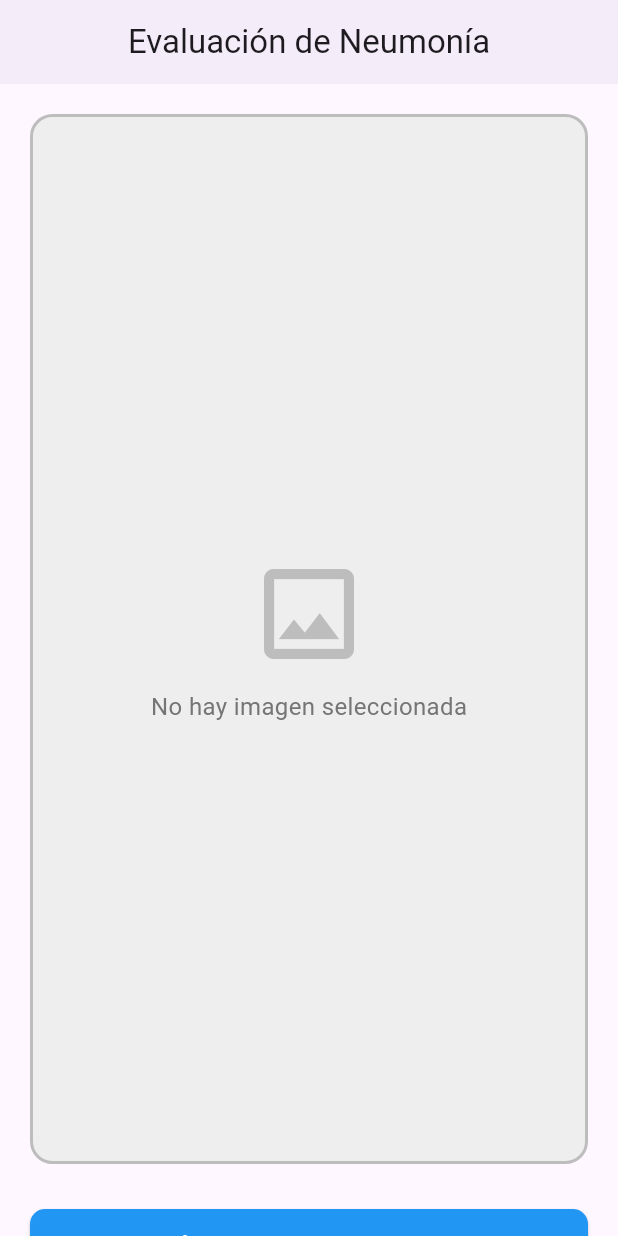
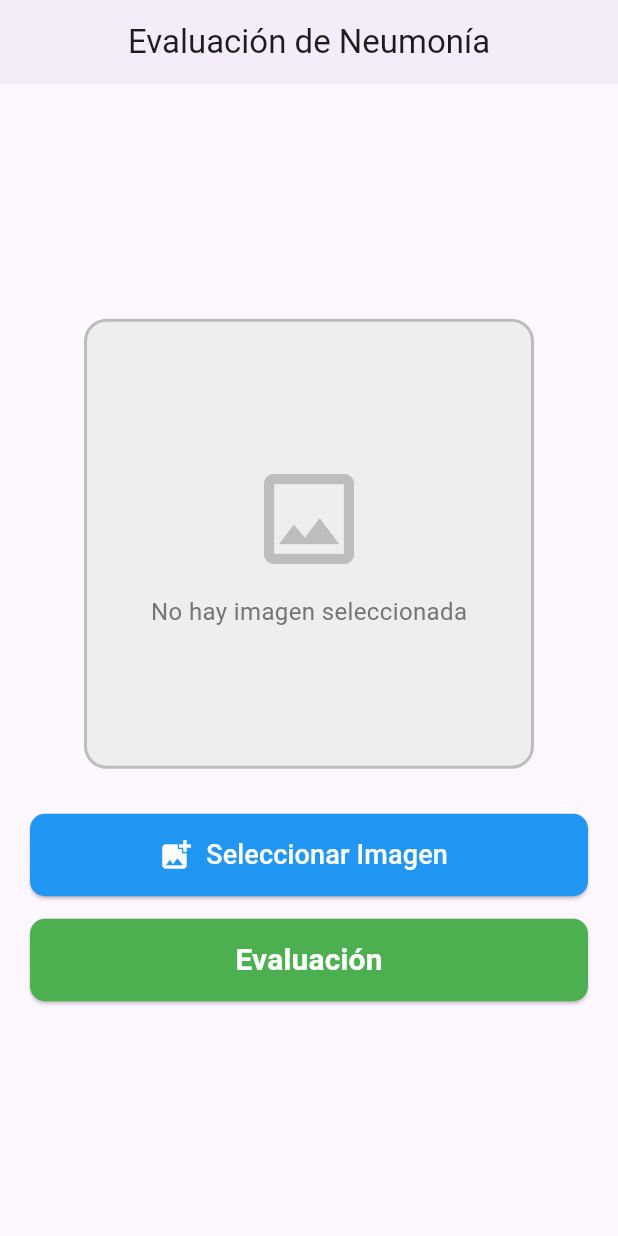
Before and after one commit to kanapo854/Neumonia, a Flutter app: the screen it shows after launch, on a phone screen of 412 x 824 dp. Run offline on Flutter 3.47's test engine with Material 3 defaults, Android fonts, the phone set to English and light mode, and no system bars; our stand-ins replace image_picker.

Commit message:
Fix: Fijar tamaño de imagen a 300x300px

```diff
--- a/lib/screens/home_screen.dart
+++ b/lib/screens/home_screen.dart
@@ -136,9 +136,11 @@ class _HomeScreenState extends State<HomeScreen> {
             mainAxisAlignment: MainAxisAlignment.center,
             children: [
               // Área de imagen
-              Container(
-                width: 700,
-                height: 700,
+              Center(
+                child: SizedBox(
+                  width: 300,
+                  height: 300,
+                  child: Container(
                     decoration: BoxDecoration(
                       color: Colors.grey[200],
                       borderRadius: BorderRadius.circular(15),
@@ -183,6 +185,8 @@ class _HomeScreenState extends State<HomeScreen> {
                                 ),
                               ),
                             ],
+                          ),
+                  ),
                 ),
               ),
               const SizedBox(height: 30),
--- a/lib/screens/results_screen.dart
+++ b/lib/screens/results_screen.dart
@@ -196,9 +196,10 @@ class _ResultsScreenState extends State<ResultsScreen> {
           children: [
             // Imagen analizada
             Center(
+              child: SizedBox(
+                width: 300,
+                height: 300,
                 child: Container(
-                width: 700,
-                height: 700,
                   decoration: BoxDecoration(
                     color: Colors.grey[200],
                     borderRadius: BorderRadius.circular(15),
@@ -225,6 +226,7 @@ class _ResultsScreenState extends State<ResultsScreen> {
                             ),
                           )
                         : const Center(child: CircularProgressIndicator()),
+                  ),
                 ),
               ),
             ),
```
Lines whose indentation alone changed are shown as unchanged.
